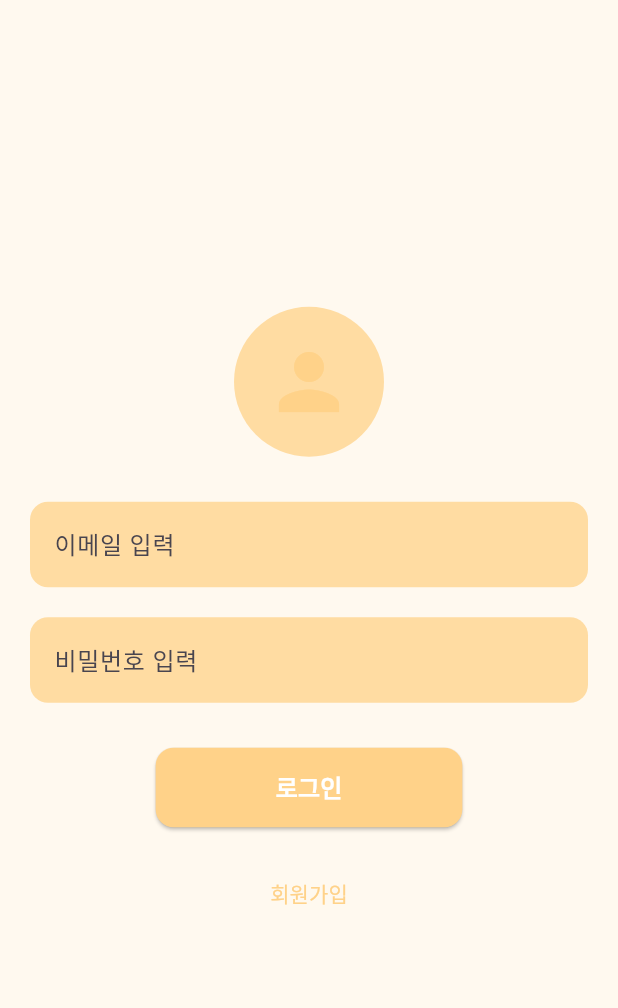
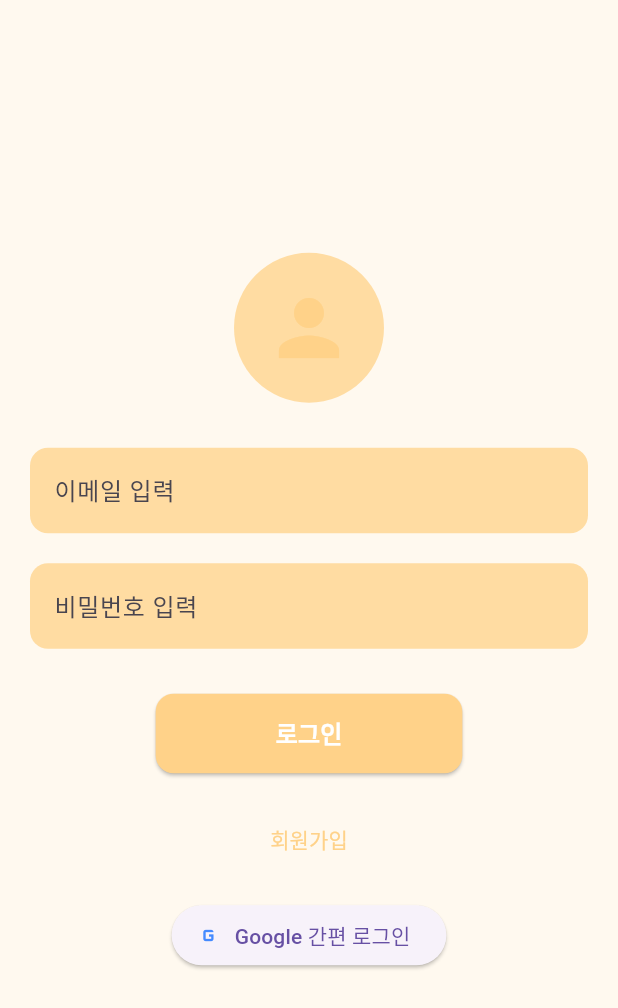
Before and after one commit to 20211066/Community, a Flutter app: the screen it shows after launch, on a phone screen of 412 x 824 dp. Shown: the top 1008 px of the screen. Run offline on Flutter 3.47's test engine with Material 3 defaults, Android fonts, the phone set to English and light mode, and no system bars; our stand-ins replace cloud_firestore, firebase_auth, firebase_core, firebase_storage, geolocator, google_sign_in and 4 more; missing offline and left inert: flutter_naver_login, flutter_naver_map; accounts and stored records are empty.

Commit message:
Update inAppLoginPage.dart

```diff
--- a/lib/inAppLoginPage.dart
+++ b/lib/inAppLoginPage.dart
@@ -72,7 +72,7 @@ class _InAppLoginPageState extends State<InAppLoginPage> {
     }
   }
 
-  /*// Google 로그인
+  // Google 로그인
   Future<void> _loginWithGoogle() async {
     final googleAuthService = GoogleAuthService();
     final user = await googleAuthService.signInWithGoogle();
@@ -84,7 +84,7 @@ class _InAppLoginPageState extends State<InAppLoginPage> {
       print("Google 로그인 실패");
     }
   }
-
+/*
   // Naver 로그인
   Future<void> _loginWithNaver() async {
     final naverAuthService = NaverAuthService();
@@ -205,7 +205,7 @@ class _InAppLoginPageState extends State<InAppLoginPage> {
                     style: TextStyle(color: Colors.red),
                   ),
                 ),
-              /*SizedBox(height: 16),
+              SizedBox(height: 16),
 
               // Google 간편 로그인 버튼
               ElevatedButton.icon(
@@ -219,7 +219,7 @@ class _InAppLoginPageState extends State<InAppLoginPage> {
 
               SizedBox(height: 8),
 
-              // Naver 간편 로그인 버튼
+              /*// Naver 간편 로그인 버튼
               ElevatedButton.icon(
                 onPressed: _loginWithNaver,
                 icon: Icon(Icons.web),
```
